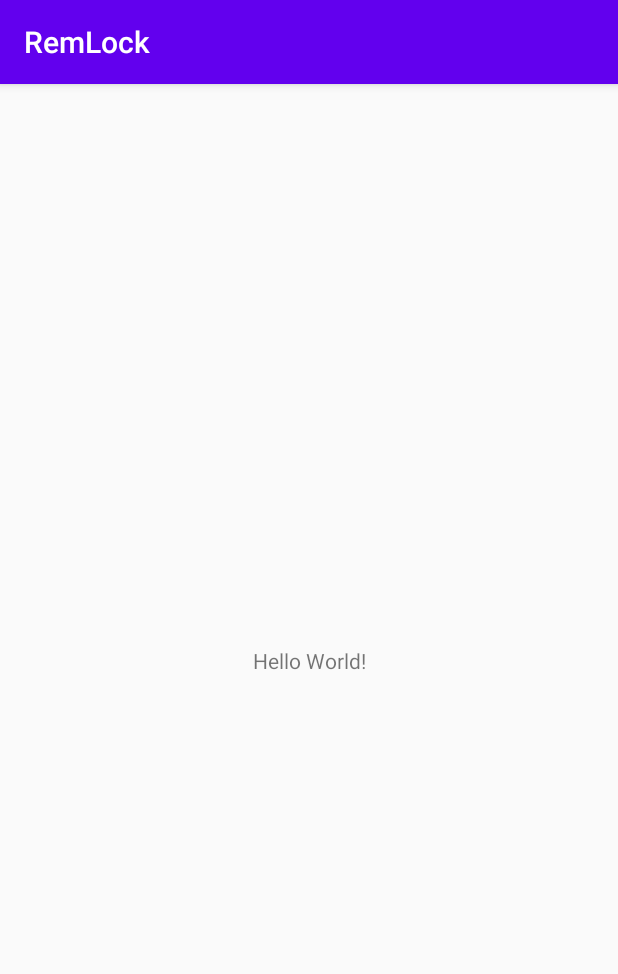
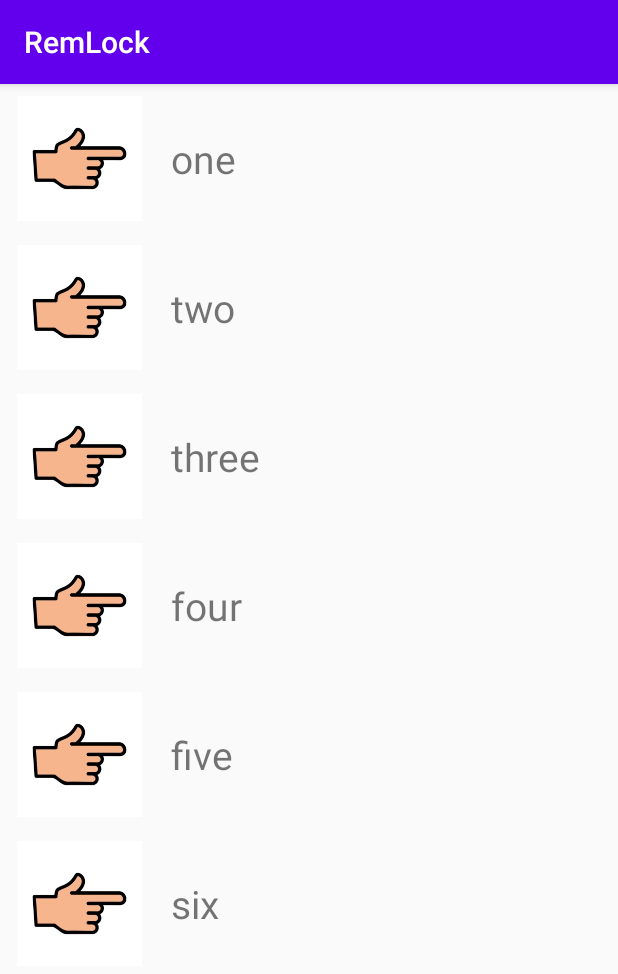
Before and after one commit to DavidBuzatu-Marian/RemLock, an Android app: the screen it shows after launch (MainActivity), on a phone screen of 412 x 824 dp. Shown: the top 974 px of the screen. Run offline under Robolectric (Android 15) with nearby library versions, the light colour scheme and no system bars.

Commit message:
Made an events list UI

```diff
--- a/app/build.gradle
+++ b/app/build.gradle
@@ -25,6 +25,8 @@ dependencies {
     implementation fileTree(dir: "libs", include: ["*.jar"])
     implementation 'androidx.appcompat:appcompat:1.2.0'
     implementation 'androidx.constraintlayout:constraintlayout:2.0.4'
+    implementation 'androidx.recyclerview:recyclerview:1.1.0'
+    implementation 'com.google.android.material:material:1.2.1'
     testImplementation 'junit:junit:4.12'
     androidTestImplementation 'androidx.test.ext:junit:1.1.2'
     androidTestImplementation 'androidx.test.espresso:espresso-core:3.3.0'
--- /dev/null
+++ b/app/src/main/java/com/davidmarian_buzatu/remlock/EventsList.java
@@ -0,0 +1,48 @@
+package com.davidmarian_buzatu.remlock;
+
+import android.view.LayoutInflater;
+import android.view.View;
+import android.view.ViewGroup;
+import android.widget.ImageView;
+import android.widget.TextView;
+
+import androidx.annotation.NonNull;
+import androidx.recyclerview.widget.RecyclerView;
+
+public class EventsList extends RecyclerView.Adapter<EventsList.EventsViewHolder> {
+
+    private String[] data;
+    public EventsList(String[] data)
+    {
+        this.data = data;
+    }
+
+    @NonNull
+    @Override
+    public EventsViewHolder onCreateViewHolder(ViewGroup parent, int viewType) {
+        LayoutInflater inflater = LayoutInflater.from(parent.getContext());
+        View view = inflater.inflate(R.layout.list_item_view, parent, false);
+        return new EventsViewHolder(view);
+    }
+
+    @Override
+    public void onBindViewHolder(EventsViewHolder holder, int position) {
+        String title = data[position];
+        holder.txtTitle.setText(title);
+    }
+
+    @Override
+    public int getItemCount() {
+        return data.length;
+    }
+
+    public static class EventsViewHolder extends RecyclerView.ViewHolder{
+        ImageView imgIcon;
+        TextView txtTitle;
+        public EventsViewHolder(View itemView) {
+            super(itemView);
+            imgIcon = itemView.findViewById(R.id.imgIcon);
+            txtTitle = itemView.findViewById(R.id.txtTitle);
+        }
+    }
+}
--- a/app/src/main/java/com/davidmarian_buzatu/remlock/MainActivity.java
+++ b/app/src/main/java/com/davidmarian_buzatu/remlock/MainActivity.java
@@ -1,6 +1,8 @@
 package com.davidmarian_buzatu.remlock;
 
 import androidx.appcompat.app.AppCompatActivity;
+import androidx.recyclerview.widget.LinearLayoutManager;
+import androidx.recyclerview.widget.RecyclerView;
 
 import android.os.Bundle;
 
@@ -11,5 +13,9 @@ public class MainActivity extends AppCompatActivity {
     protected void onCreate(Bundle savedInstanceState) {
         super.onCreate(savedInstanceState);
         setContentView(R.layout.activity_main);
+        RecyclerView EventsList = findViewById(R.id.EventsList);
+        EventsList.setLayoutManager(new LinearLayoutManager(this));
+        String[] events = {"one", "two", "three", "four", "five", "six"};
+        EventsList.setAdapter(new EventsList(events));
     }
 }
--- a/app/src/main/res/layout/activity_main.xml
+++ b/app/src/main/res/layout/activity_main.xml
@@ -1,18 +1,5 @@
 <?xml version="1.0" encoding="utf-8"?>
-<androidx.constraintlayout.widget.ConstraintLayout xmlns:android="http://schemas.android.com/apk/res/android"
-    xmlns:app="http://schemas.android.com/apk/res-auto"
-    xmlns:tools="http://schemas.android.com/tools"
+<androidx.recyclerview.widget.RecyclerView xmlns:android="http://schemas.android.com/apk/res/android"
+    android:id="@+id/EventsList"
     android:layout_width="match_parent"
-    android:layout_height="match_parent"
-    tools:context=".MainActivity">
-
-    <TextView
-        android:layout_width="wrap_content"
-        android:layout_height="wrap_content"
-        android:text="Hello World!"
-        app:layout_constraintBottom_toBottomOf="parent"
-        app:layout_constraintLeft_toLeftOf="parent"
-        app:layout_constraintRight_toRightOf="parent"
-        app:layout_constraintTop_toTopOf="parent" />
-
-</androidx.constraintlayout.widget.ConstraintLayout>
+    android:layout_height="match_parent" />
--- /dev/null
+++ b/app/src/main/res/layout/list_item_view.xml
@@ -0,0 +1,29 @@
+<?xml version="1.0" encoding="utf-8"?>
+<LinearLayout xmlns:android="http://schemas.android.com/apk/res/android"
+    xmlns:app="http://schemas.android.com/apk/res-auto"
+    xmlns:tools="http://schemas.android.com/tools"
+    android:layout_width="match_parent"
+    android:layout_height="wrap_content"
+    android:orientation="horizontal"
+    android:padding="8dp"
+    tools:ignore="UseCompoundDrawables">
+
+    <ImageView
+        android:id="@+id/imgIcon"
+        android:layout_width="90dp"
+        android:layout_height="83dp"
+        android:contentDescription="@string/eventbgimg"
+        app:srcCompat="@drawable/button_bg" />
+
+    <TextView
+        android:id="@+id/txtTitle"
+        android:layout_width="0dp"
+        android:layout_height="wrap_content"
+        android:layout_gravity="center"
+        android:layout_weight="1"
+        android:paddingStart="16dp"
+        android:text="@string/app_name"
+        android:textSize="26sp"
+        tools:ignore="RtlSymmetry" />
+
+</LinearLayout>
--- a/app/src/main/res/values/strings.xml
+++ b/app/src/main/res/values/strings.xml
@@ -1,3 +1,4 @@
 <resources>
     <string name="app_name">RemLock</string>
+    <string name="eventbgimg">eventBgImg</string>
 </resources>
```
Also changed, not shown: app/src/main/buttonBG-playstore.png (added), app/src/main/res/drawable-v24/button_bg.jpg (added).
